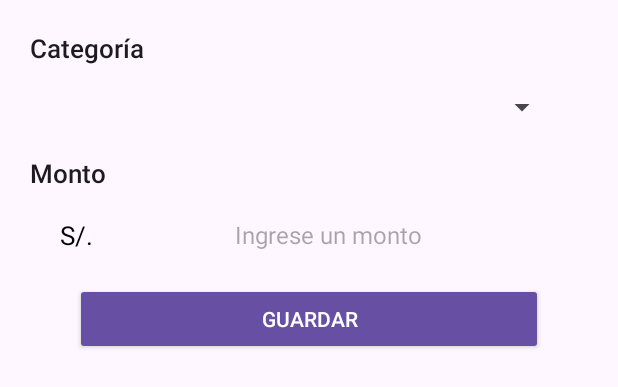
After one commit to JordanRondon/Proyecto_FinanzasPersonales, an Android app: the layout fragment_sheet_gastos.xml on its own in the app's theme, with its tools: preview values and no code run, on a phone screen of 412 x 824 dp. The commit adds this screen. Shown: the top 387 px of the screen. Run offline under Robolectric (Android 15) with nearby library versions, the phone set to English and light mode, and no system bars.

Commit message:
Fragment Gastos Avance

```diff
--- a/app/src/main/java/com/example/finanzaspersonales/entidades/Categoria.kt
+++ b/app/src/main/java/com/example/finanzaspersonales/entidades/Categoria.kt
@@ -1,6 +1,6 @@
 package com.example.finanzaspersonales.entidades
 
-class Categoria (
-    var codigo : Int? = null,
-    var nombre : String? = null
+class Categoria(
+    var nombre: String? = null,
+    var monto: Float? = null
 )
--- /dev/null
+++ b/app/src/main/res/layout/fragment_sheet_gastos.xml
@@ -0,0 +1,72 @@
+<?xml version="1.0" encoding="utf-8"?>
+<LinearLayout xmlns:android="http://schemas.android.com/apk/res/android"
+    xmlns:tools="http://schemas.android.com/tools"
+    android:layout_width="match_parent"
+    android:layout_height="match_parent"
+    android:orientation="vertical"
+    tools:context=".Fragments.SheetGastos">
+
+    <TextView
+        style="@style/TextAppearance.AppCompat.Title"
+        android:layout_width="match_parent"
+        android:layout_height="wrap_content"
+        android:layout_marginStart="20dp"
+        android:layout_marginTop="20dp"
+        android:text="Categoría"
+        android:textSize="17sp" />
+
+    <Spinner
+        android:id="@+id/spCategoria"
+        android:layout_width="match_parent"
+        android:layout_height="wrap_content"
+        android:layout_marginStart="40dp"
+        android:layout_marginTop="15dp"
+        android:layout_marginEnd="40dp"
+        android:drawSelectorOnTop="true"
+        android:spinnerMode="dropdown" />
+
+    <TextView
+        style="@style/TextAppearance.AppCompat.Title"
+        android:layout_width="match_parent"
+        android:layout_height="wrap_content"
+        android:layout_marginStart="20dp"
+        android:layout_marginTop="20dp"
+        android:text="Monto"
+        android:textSize="17sp" />
+
+    <LinearLayout
+        android:layout_width="match_parent"
+        android:layout_height="wrap_content"
+        android:layout_marginHorizontal="40dp"
+        android:layout_marginTop="17dp"
+        android:gravity="center">
+
+        <TextView
+            android:layout_width="wrap_content"
+            android:layout_height="wrap_content"
+            android:text="S/. "
+            android:textSize="17sp" />
+
+        <EditText
+            android:id="@+id/etMonto"
+            android:layout_width="match_parent"
+            android:layout_height="wrap_content"
+            android:background="@android:color/transparent"
+            android:hint="Ingrese un monto"
+            android:inputType="number"
+            android:text=""
+            android:textAlignment="center"
+            android:textSize="16sp" />
+    </LinearLayout>
+
+    <Button
+        android:id="@+id/btnGuardarCategoria"
+        style="@style/Widget.AppCompat.Button"
+        android:layout_width="match_parent"
+        android:layout_height="wrap_content"
+        android:layout_gravity="center"
+        android:layout_marginHorizontal="50dp"
+        android:layout_marginTop="20dp"
+        android:text="GUARDAR" />
+
+</LinearLayout>
```
Also changed, not shown: app/src/main/java/com/example/finanzaspersonales/Clases/TaskViewModel.kt (added, +10 -0 lines), app/src/main/java/com/example/finanzaspersonales/Fragments/Gastos.kt (+54 -18 lines), app/src/main/java/com/example/finanzaspersonales/Fragments/Register.kt (+9 -2 lines), app/src/main/java/com/example/finanzaspersonales/Fragments/SheetGastos.kt (added, +115 -0 lines), app/src/main/java/com/example/finanzaspersonales/Home.kt (+7 -0 lines), app/src/main/java/com/example/finanzaspersonales/adaptadores/CategoriaAdapter.kt (+4 -4 lines), app/src/main/res/layout/activity_home.xml (+0 -7 lines), app/src/main/res/layout/item_categoria.xml (+12 -12 lines).
